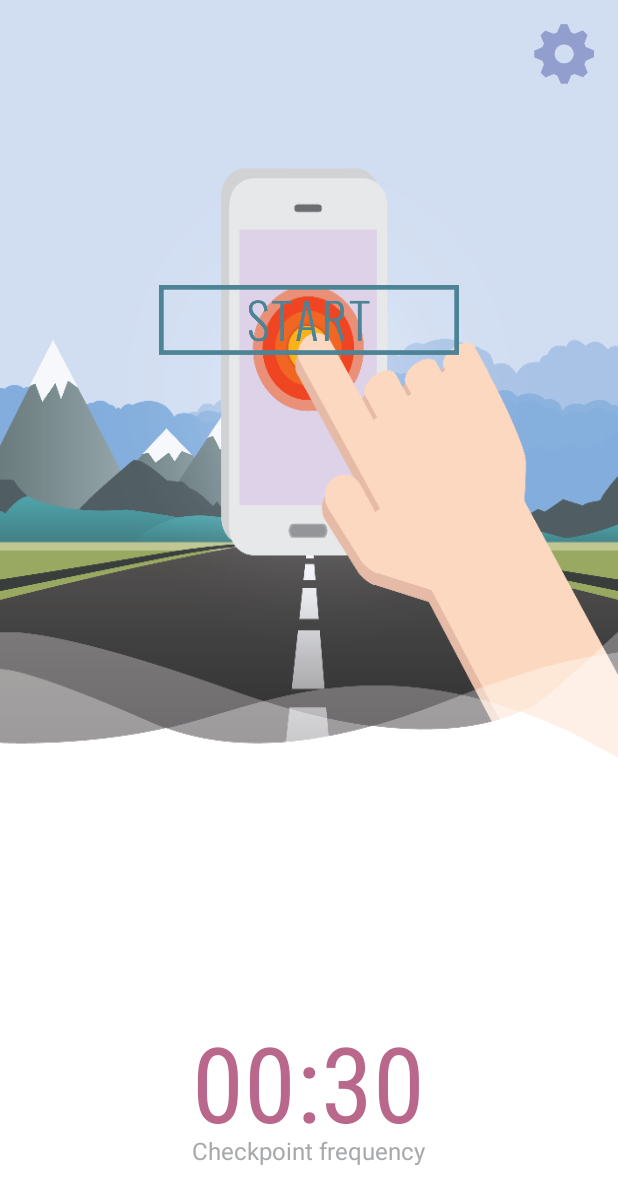
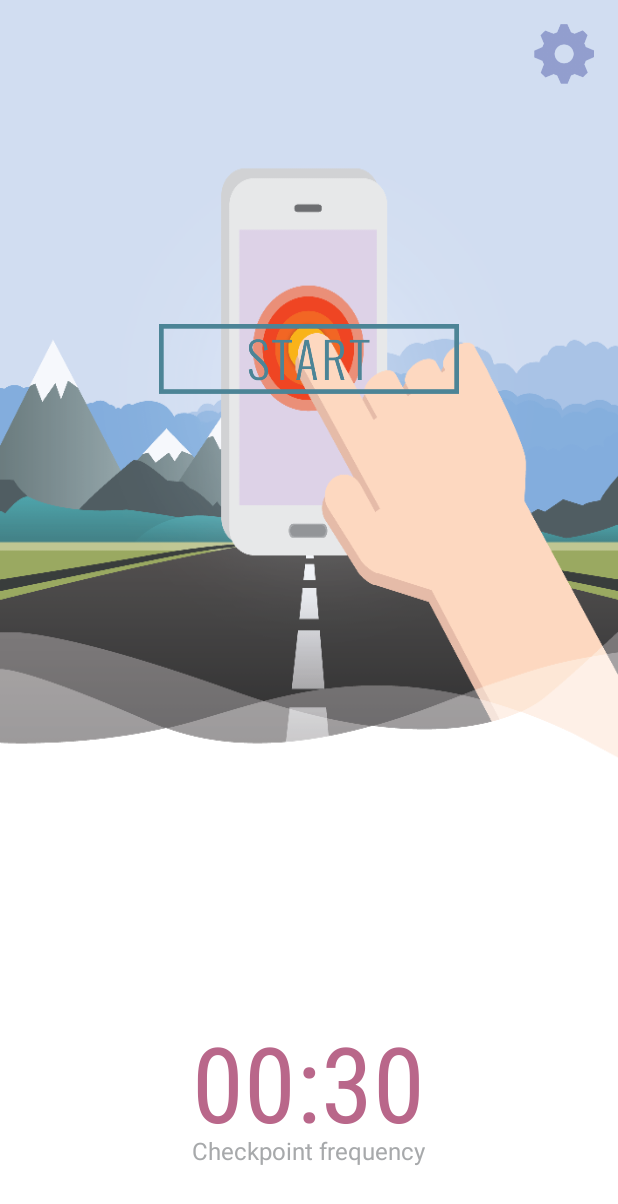
Before and after one commit to thammaknot/drivesafe, an Android app: the screen it shows after launch (MainActivity), on a phone screen of 412 x 824 dp. Shown: the top 1204 px of the screen. Run offline under Robolectric (Android 15) with nearby library versions, the phone set to English and light mode, and no system bars.

Commit message:
touch up

```diff
--- a/app/src/main/java/com/knottycode/drivesafe/BaseDriveModeActivity.java
+++ b/app/src/main/java/com/knottycode/drivesafe/BaseDriveModeActivity.java
@@ -81,12 +81,6 @@ abstract public class BaseDriveModeActivity extends Activity {
         // Remove notification bar
         this.getWindow().setFlags(WindowManager.LayoutParams.FLAG_FULLSCREEN,
                 WindowManager.LayoutParams.FLAG_FULLSCREEN);
-
-        // inside your activity (if you did not enable transitions in your theme)
-        getWindow().requestFeature(Window.FEATURE_CONTENT_TRANSITIONS);
-        // set an exit transition
-        getWindow().setEnterTransition(new Fade());
-        getWindow().setExitTransition(new Fade());
 
         loadPreferences();
         checkpointManager = CheckpointManager.getInstance(checkpointFrequencyMillis,
--- a/app/src/main/java/com/knottycode/drivesafe/MainActivity.java
+++ b/app/src/main/java/com/knottycode/drivesafe/MainActivity.java
@@ -3,8 +3,6 @@ package com.knottycode.drivesafe;
 import android.app.Activity;
 import android.content.Intent;
 import android.os.Bundle;
-import android.transition.Explode;
-import android.transition.Fade;
 import android.view.View;
 import android.view.Window;
 import android.view.WindowManager;
@@ -22,12 +20,6 @@ public class MainActivity extends Activity {
         this.requestWindowFeature(Window.FEATURE_NO_TITLE);
         this.getWindow().setFlags(WindowManager.LayoutParams.FLAG_FULLSCREEN, WindowManager.LayoutParams.FLAG_FULLSCREEN);
 
-        // inside your activity (if you did not enable transitions in your theme)
-        getWindow().requestFeature(Window.FEATURE_CONTENT_TRANSITIONS);
-        // set an exit transition
-        getWindow().setEnterTransition(new Fade());
-        getWindow().setExitTransition(new Fade());
-
         setContentView(R.layout.activity_main);
 
         driveButton = (Button) findViewById(R.id.driveButton);
@@ -43,7 +35,6 @@ public class MainActivity extends Activity {
     public void enterSettings(View view) {
         Intent intent = new Intent(this, SettingsActivity.class);
         startActivity(intent);
-        overridePendingTransition(R.anim.fade_in, R.anim.fade_out);
     }
 
     @Override
--- a/app/src/main/res/layout/activity_main.xml
+++ b/app/src/main/res/layout/activity_main.xml
@@ -27,7 +27,7 @@
         android:layout_height="46.69dp"
         android:onClick="enterDriveMode"
         android:id="@+id/driveButton"
-        android:layout_marginTop="134dp"
+        android:layout_marginTop="160dp"
         android:layout_below="@+id/settingsButton"
         android:layout_centerHorizontal="true" />
 
```
